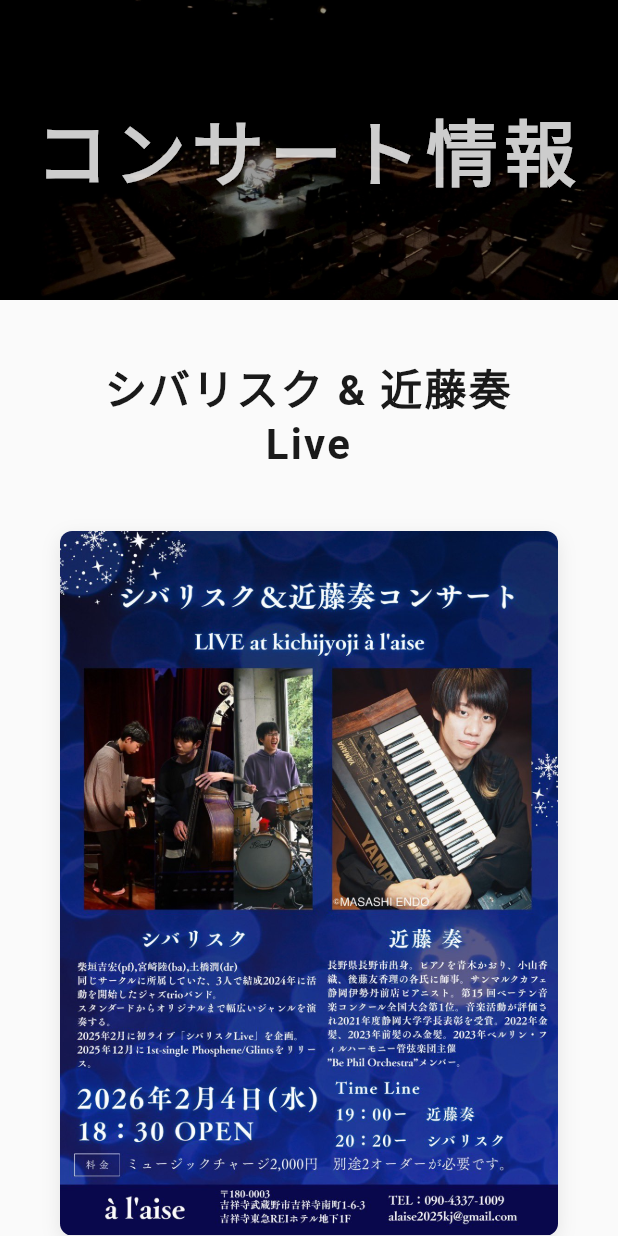
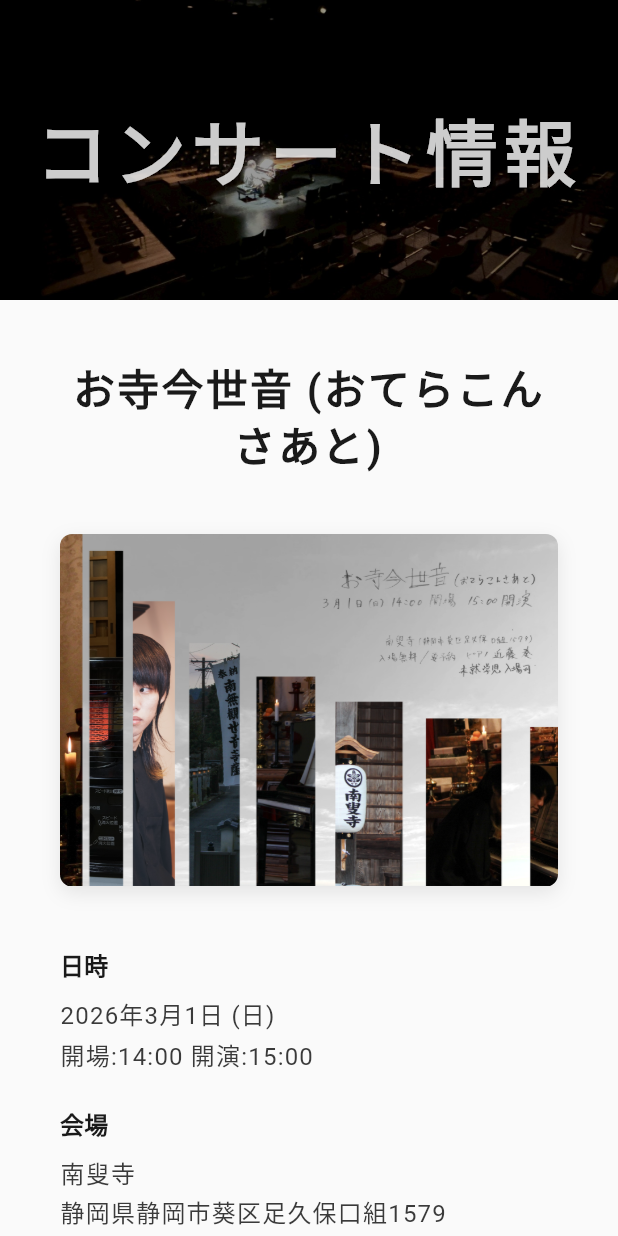
Before and after one commit to Shibatch28/kanade_hp, a Flutter app: the ConcertsScreen widget shown alone on an empty page, opened directly, on a phone screen of 412 x 824 dp. Run offline on Flutter 3.47's test engine with Material 3 defaults, Android fonts, the phone set to English and light mode, and no system bars; our stand-ins replace equatable, flutter_bloc, flutter_svg, go_router, google_fonts.

Commit message:
📝 コンサート情報追加･修正
* 開催済みのコンサートを移動

* 3/7のコンサート情報追加

* 3/13掲載内容修正

* 4/4 掲載内容修正

* 3/15のコンサート情報追加

* 3/1のコンサート情報追加

* 3/14+22のコンサート情報追加

```diff
--- a/lib/view/screen/concerts_screen.dart
+++ b/lib/view/screen/concerts_screen.dart
@@ -15,17 +15,41 @@
         children: [
           MainVisual(title: 'コンサート情報', imageDirectory: 'concerts', height: 200),
           ConcertInfo(
-            title: 'シバリスク & 近藤奏 Live',
-            date: '2026年2月4日 (水)',
-            time: '開場:18:30 開演:19:00',
-            venue: '吉祥寺alaise',
-            address: '吉祥寺武蔵野市吉祥寺南町1-6-3 吉祥寺東急REIホテル地下1F',
-            flyerImagePaths: ['assets/flyers/20260204.jpg'],
-            programs: [],
-            ticketPrice: '全席 自由席 2,000円',
-            ticketInfo: 'Google Formsから予約 (当日会場にて支払い)',
+            title: 'お寺今世音 (おてらこんさあと)',
+            date: '2026年3月1日 (日)',
+            time: '開場:14:00 開演:15:00',
+            venue: '南叟寺',
+            address: '静岡県静岡市葵区足久保口組1579',
+            flyerImagePaths: ['assets/flyers/20260301.png'],
+            programs: [
+              ProgramItem(composer: 'ショパン', pieces: ['バラード 第2番']),
+              ProgramItem(composer: '南こうせつ', pieces: ['まごころに生きる']),
+              ProgramItem(composer: 'ヨハン･シュトラウス2世', pieces: ['こうもり']),
+              ProgramItem(composer: 'ベートーヴェン', pieces: ['ピアノソナタ第 14番「月光」嬰ハ短調 作品 27-2']),
+              ProgramItem(composer: 'シベリウス', pieces: ['樹の組曲']),
+            ],
+            ticketPrice: 'チケット無料',
+            ticketInfo: '全席自由席',
             ticketOptions: [
-              '[予約フォームはこちらから](https://docs.google.com/forms/d/e/1FAIpQLScbhYDBwNYgywEl8AVzW3neUulhiERcSE48Yz9d5Yd3D42slw/viewform)',
+              '[Google フォーム](https://docs.google.com/forms/d/e/1FAIpQLSdUAWp2dZ2Tb5BD2PsV8e5BUqOkuQd2YtroMf-pmSeuoxl7ng/viewform?usp=dialog) よりお問い合わせください。',
+            ],
+          ),
+          ConcertInfo(
+            title: '木内伶奈×近藤奏 ピアノデュオリサイタル',
+            date: '2026年3月7日 (土)',
+            time: '開場:14:00 開演:14:30',
+            venue: '長野県佐久平交流センター',
+            address: '長野県佐久市佐久平駅南4-1',
+            flyerImagePaths: ['assets/flyers/20260307a.jpg', 'assets/flyers/20260307b.jpg'],
+            programs: [
+              ProgramItem(composer: 'ショパン', pieces: ['スケルツォ第1番 Op.20']),
+              ProgramItem(composer: 'ブラームス', pieces: ['6つの小品 Op.118']),
+              ProgramItem(composer: 'カプースチン', pieces: ['シンフォニエッタ Op.49']),
+            ],
+            ticketPrice: '一般 2,500円 / 高校生以下 1,000円',
+            ticketInfo: 'Google フォームにてお問い合わせください。',
+            ticketOptions: [
+              '[Google フォーム](https://docs.google.com/forms/d/e/1FAIpQLSdx9yYdpqWf530hHoCXGttBW-YZyLSABzLSc8ZdH_z6EC7RBQ/viewform)',
             ],
           ),
           ConcertInfo(
@@ -38,18 +62,52 @@
             programs: [
               ProgramItem(
                 composer: 'ベートーヴェン',
-                pieces: ['交響曲第7番イ長調 作品92 第1, 2楽章 (リスト編曲)', 'ピアノソナタ第 14番「月光」嬰ハ短調作品 27-2'],
+                pieces: ['交響曲第7番イ長調 作品92 第1, 2楽章 (リスト編曲)', 'ピアノソナタ第 14番「月光」嬰ハ短調 作品 27-2'],
               ),
-              ProgramItem(composer: 'ショパン', pieces: ['ワルツ・フォー・デビィ']),
+              ProgramItem(composer: 'ショパン', pieces: ['スケルツォ第1番 ロ短調 作品 20']),
+              ProgramItem(composer: 'ビル・エヴァンス', pieces: ['ワルツ･フォー･デビィ']),
               ProgramItem(composer: 'カプースチン', pieces: ['ブラジルの水彩画パラフレーズ']),
             ],
             ticketPrice: '全席 自由席 2,500円',
             ticketInfo: 'チケットのお買い求めはチケットぴあをご利用ください。',
-            ticketOptions: ['チケットぴあ（Pコード:311308）'],
+            ticketOptions: [
+              '[チケットぴあ（Pコード:311308）](https://t.pia.jp/pia/event/event.do?eventCd=2602608)',
+            ],
+          ),
+          ConcertInfo(
+            title: 'サンマルクカフェ モーニングピアノコンサート vol.47',
+            date: '2026年3月15日 (日)',
+            time: '開演:10:30',
+            venue: 'サンマルクカフェ静岡伊勢丹前店',
+            address: '静岡市葵区呉服町1-30 札の辻クロスビル',
+            flyerImagePaths: ['assets/flyers/20260315.jpg'],
+            programs: [
+              ProgramItem(composer: 'ビル・エヴァンス', pieces: ['ワルツ･フォー･デビィ']),
+              ProgramItem(composer: 'ヨハン･シュトラウス2世', pieces: ['こうもり']),
+              ProgramItem(composer: 'セルゲイ･ラフマニノフ', pieces: ['パガニーニの主題による狂詩曲より 第18変奏']),
+              ProgramItem(composer: 'ショパン', pieces: ['子犬のワルツ']),
+              ProgramItem(composer: 'サザン・オールスターズ', pieces: ['HOTEL PACIFIC']),
+              ProgramItem(composer: 'Tempalay', pieces: ['美しい']),
+            ],
+            ticketPrice: 'チケット不要',
+            ticketInfo: '全席 自由席',
+            ticketOptions: ['店頭にてワンドリンクご注文ください。'],
+          ),
+          ConcertInfo(
+            title: '創業100周年記念 第4回はあといん魚勝コンサート',
+            date: '2026年3月14日 (土), 2026年3月22日(土)',
+            time: '開場:11:00 開演:11:30',
+            venue: 'はあといん魚勝',
+            address: '静岡市葵区方羽町53',
+            flyerImagePaths: ['assets/flyers/20260314.png'],
+            programs: [],
+            ticketPrice: '5,000円 (食事･ワンドリンク付き)',
+            ticketInfo: 'チケットのお買い求めははあといん魚勝様にお問い合わせください。',
+            ticketOptions: ['TEL: 054-271-3777'],
           ),
           ConcertInfo(
             title: '近藤奏ピアノリサイタル E',
-            date: '2026年4月4日(土)',
+            date: '2026年4月4日 (土)',
             time: '開場:13:20 開演:14:00',
             venue: '江﨑ホール',
             address: '静岡市葵区七間町8-20 毎日江﨑ビル9階',
@@ -58,15 +116,18 @@
               ProgramItem(composer: '近藤奏', pieces: ['やさしいせかいmodul (現代ピアノと電子機器と...を用いた全50分の作品)']),
             ],
             ticketPrice: '全席 自由席 1,200円',
-            ticketInfo: 'チケットのお買い求めはチケットぴあをご利用ください。',
-            ticketOptions: ['チケットぴあ (P コード: 317676)'],
+            ticketInfo: 'チケットのお買い求めはチケットぴあ、またはすみやグッディをご利用ください。',
+            ticketOptions: [
+              '[チケットぴあ (P コード: 317676)](https://t.pia.jp/pia/event/event.do?eventCd=2548828)',
+              'すみやグッディ 本店（呉服町）\nTEL : 054-253-6222\n【11:00~19:00/水曜日定休】',
+            ],
             additionalInfo: 'Guest: 松木絵里花 (Ba.)',
           ),
           const SizedBox(height: 30),
           const Text('過去のコンサート', style: TextStyle(fontSize: 48), textAlign: TextAlign.center),
           ConcertInfo(
             title: 'お寺今世音(こんさあと)',
-            date: '2025年11月15日(金)',
+            date: '2025年11月15日 (金)',
             time: '開場:15:00 開演:16:00',
             venue: '南叟寺',
             address: '静岡県静岡市葵区足久保口組 1579',
@@ -94,7 +155,7 @@
           ),
           ConcertInfo(
             title: '近藤奏 ピアノリサイタル「C」',
-            date: '2025年10月4日(土)',
+            date: '2025年10月4日 (土)',
             time: '開場:13:20 開演:14:00',
             venue: '江崎ホール',
             address: '静岡市葵区七間町8-20 毎日江崎ビル9階',
@@ -111,7 +172,7 @@
           ),
           ConcertInfo(
             title: '近藤奏ピアノリサイタル D',
-            date: '2026年1月24日(土)',
+            date: '2026年1月24日 (土)',
             time: '開場:13:20 開演:14:00',
             venue: '江﨑ホール',
             address: '静岡市葵区七間町8-20 毎日江﨑ビル9階',
@@ -123,6 +184,20 @@
             ticketInfo: 'チケットのお買い求めはチケットぴあをご利用ください。',
             ticketOptions: ['チケットぴあ (P コード: 317675)'],
           ),
+          ConcertInfo(
+            title: 'シバリスク & 近藤奏 Live',
+            date: '2026年2月4日 (水)',
+            time: '開場:18:30 開演:19:00',
+            venue: '吉祥寺alaise',
+            address: '吉祥寺武蔵野市吉祥寺南町1-6-3 吉祥寺東急REIホテル地下1F',
+            flyerImagePaths: ['assets/flyers/20260204.jpg'],
+            programs: [],
+            ticketPrice: '全席 自由席 2,000円',
+            ticketInfo: 'Google Formsから予約 (当日会場にて支払い)',
+            ticketOptions: [
+              '[予約フォームはこちらから](https://docs.google.com/forms/d/e/1FAIpQLScbhYDBwNYgywEl8AVzW3neUulhiERcSE48Yz9d5Yd3D42slw/viewform)',
+            ],
+          ),
         ],
       ),
     );
```
Also changed, not shown: assets/flyers/20260301.png (added), assets/flyers/20260307a.jpg (added), assets/flyers/20260307b.jpg (added), assets/flyers/20260314.png (added), assets/flyers/20260315.jpg (added).
